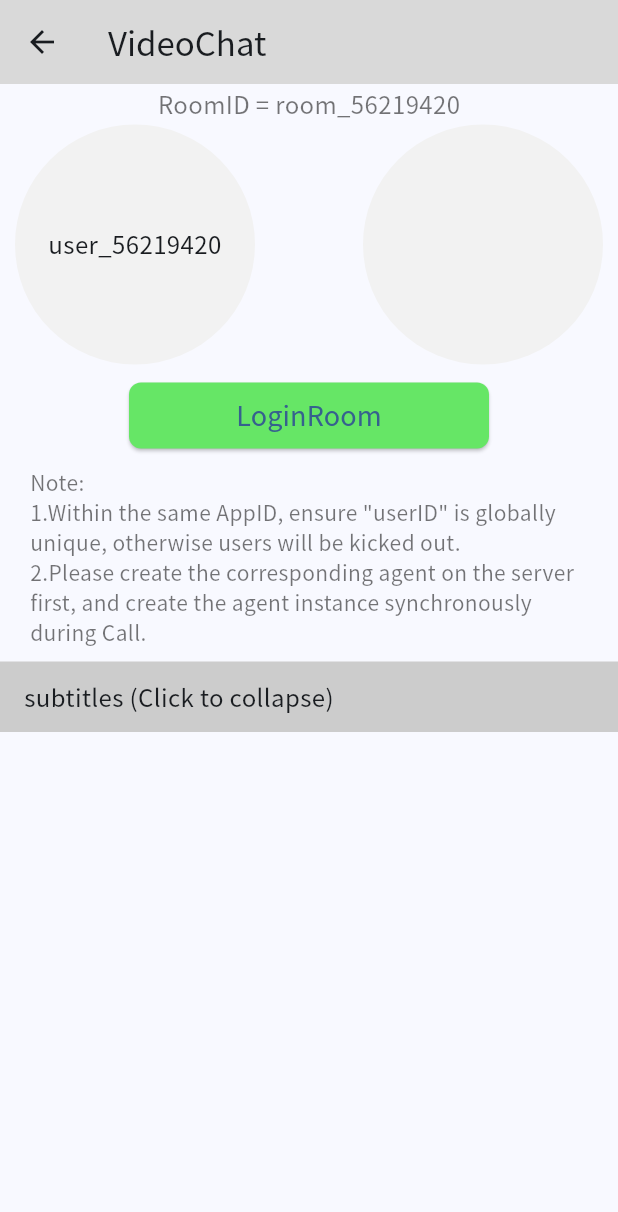
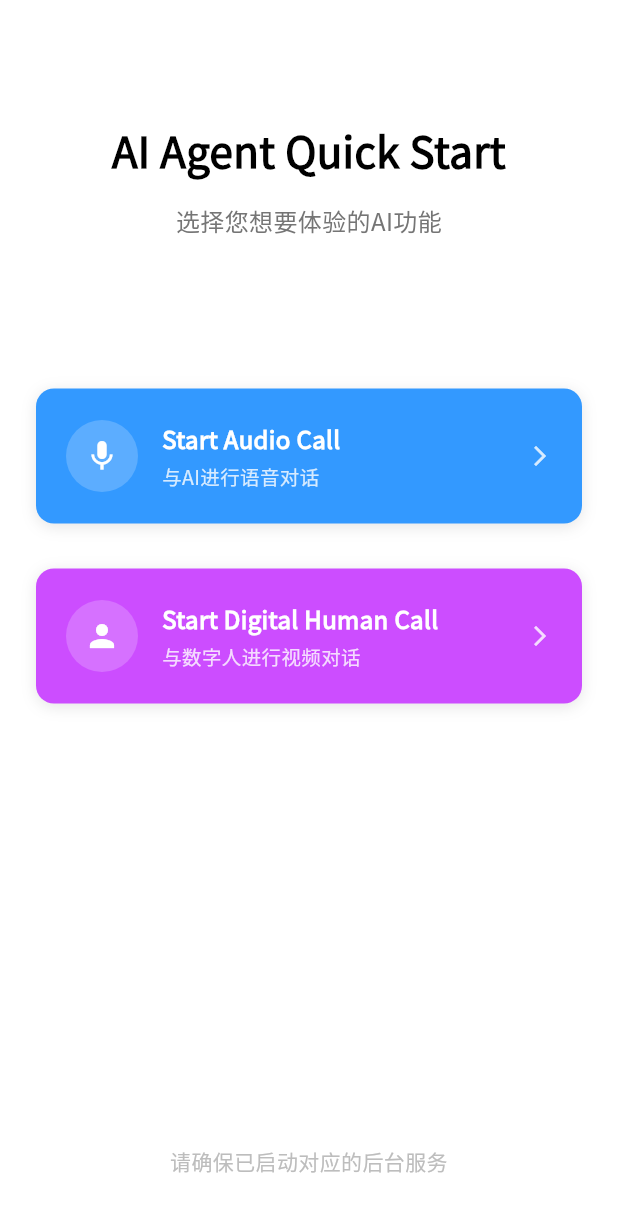
Before and after one commit to ZEGOCLOUD/ai_agent_quick_start, a Flutter app: the screen it shows after launch, on a phone screen of 412 x 824 dp. Shown: the top 1212 px of the screen. Run offline on Flutter 3.47's test engine with Material 3 defaults, Android fonts, the phone set to English and light mode, and no system bars; our stand-ins replace js, permission_handler; missing offline and left inert: dart:html, dart:js, dart:js_util, dart:ui_web.

Commit message:
数字人功能（尚未支持）

```diff
--- /dev/null
+++ b/flutter/lib/digital_human/defines.dart
@@ -0,0 +1,6 @@
+import 'package:flutter/cupertino.dart';
+
+class ZegoDigitalHumanStreamInfo {
+  ValueNotifier<int?> viewIDNotifier = ValueNotifier<int?>(-1);
+  ValueNotifier<Widget?> viewNotifier = ValueNotifier<Widget?>(null);
+}
--- /dev/null
+++ b/flutter/lib/home_page.dart
@@ -0,0 +1,230 @@
+import 'package:flutter/material.dart';
+
+import 'audio/page.dart';
+import 'digital_human/page.dart';
+
+/// AI Agent 首页
+///
+/// 该页面提供了AI功能的入口，用户可以选择体验语音通话或数字人对话功能。
+class ZegoAIAgentHomePage extends StatefulWidget {
+  const ZegoAIAgentHomePage({super.key});
+
+  @override
+  State<ZegoAIAgentHomePage> createState() => _ZegoAIAgentHomePageState();
+}
+
+class _ZegoAIAgentHomePageState extends State<ZegoAIAgentHomePage> {
+  @override
+  Widget build(BuildContext context) {
+    return Scaffold(
+      backgroundColor: Colors.white,
+      body: SafeArea(
+        child: Padding(
+          padding: const EdgeInsets.symmetric(horizontal: 24),
+          child: Column(
+            children: [
+              const SizedBox(height: 80),
+
+              // 主标题
+              const Text(
+                'AI Agent Quick Start',
+                style: TextStyle(
+                  fontSize: 28,
+                  fontWeight: FontWeight.bold,
+                  color: Colors.black,
+                ),
+                textAlign: TextAlign.center,
+              ),
+
+              const SizedBox(height: 16),
+
+              // 副标题
+              Text(
+                '选择您想要体验的AI功能',
+                style: TextStyle(
+                  fontSize: 16,
+                  color: Colors.grey[600],
+                ),
+                textAlign: TextAlign.center,
+              ),
+
+              const SizedBox(height: 100),
+
+              // 语音通话按钮
+              _buildFeatureButton(
+                title: 'Start Audio Call',
+                subtitle: '与AI进行语音对话',
+                color: const Color(0xFF3399FF), // 蓝色
+                icon: Icons.mic,
+                onTap: () => _navigateToAudioCall(),
+              ),
+
+              const SizedBox(height: 30),
+
+              // 数字人通话按钮
+              _buildFeatureButton(
+                title: 'Start Digital Human Call',
+                subtitle: '与数字人进行视频对话',
+                color: const Color(0xFFCC4DFF), // 紫色
+                icon: Icons.person,
+                onTap: () => _navigateToDigitalHuman(),
+              ),
+
+              const Spacer(),
+
+              // 底部说明文字
+              Padding(
+                padding: const EdgeInsets.only(bottom: 40),
+                child: Text(
+                  '请确保已启动对应的后台服务',
+                  style: TextStyle(
+                    fontSize: 14,
+                    color: Colors.grey[400],
+                  ),
+                  textAlign: TextAlign.center,
+                ),
+              ),
+            ],
+          ),
+        ),
+      ),
+    );
+  }
+
+  /// 构建功能按钮
+  Widget _buildFeatureButton({
+    required String title,
+    required String subtitle,
+    required Color color,
+    required IconData icon,
+    required VoidCallback? onTap,
+  }) {
+    return Container(
+      width: double.infinity,
+      height: 90,
+      decoration: BoxDecoration(
+        color: color,
+        borderRadius: BorderRadius.circular(12),
+        boxShadow: [
+          BoxShadow(
+            color: Colors.black.withValues(alpha: 0.1),
+            offset: const Offset(0, 2),
+            blurRadius: 8,
+            spreadRadius: 0,
+          ),
+        ],
+      ),
+      child: Material(
+        color: Colors.transparent,
+        child: InkWell(
+          onTap: onTap,
+          borderRadius: BorderRadius.circular(12),
+          child: Padding(
+            padding: const EdgeInsets.symmetric(horizontal: 20, vertical: 16),
+            child: Row(
+              children: [
+                // 图标
+                Container(
+                  width: 48,
+                  height: 48,
+                  decoration: BoxDecoration(
+                    color: Colors.white.withValues(alpha: 0.2),
+                    borderRadius: BorderRadius.circular(24),
+                  ),
+                  child: Icon(
+                    icon,
+                    color: Colors.white,
+                    size: 24,
+                  ),
+                ),
+
+                const SizedBox(width: 16),
+
+                // 文字内容
+                Expanded(
+                  child: Column(
+                    crossAxisAlignment: CrossAxisAlignment.start,
+                    mainAxisAlignment: MainAxisAlignment.center,
+                    children: [
+                      Text(
+                        title,
+                        style: const TextStyle(
+                          fontSize: 16,
+                          fontWeight: FontWeight.w600,
+                          color: Colors.white,
+                        ),
+                      ),
+                      const SizedBox(height: 4),
+                      Text(
+                        subtitle,
+                        style: TextStyle(
+                          fontSize: 13,
+                          color: Colors.white.withValues(alpha: 0.8),
+                        ),
+                      ),
+                    ],
+                  ),
+                ),
+
+                // 箭头图标
+                Icon(
+                  Icons.arrow_forward_ios,
+                  color: Colors.white.withValues(alpha: 0.8),
+                  size: 16,
+                ),
+              ],
+            ),
+          ),
+        ),
+      ),
+    );
+  }
+
+  /// 导航到语音通话页面
+  void _navigateToAudioCall() {
+    Navigator.of(context).push(
+      MaterialPageRoute(
+        builder: (context) => const ZegoAudioPage(),
+        fullscreenDialog: true,
+      ),
+    );
+  }
+
+  /// 导航到数字人页面
+  void _navigateToDigitalHuman() {
+    ScaffoldMessenger.of(context).showSnackBar(
+      const SnackBar(
+        content: Text('尚未支持'),
+        backgroundColor: Colors.red,
+        duration: Duration(seconds: 3),
+      ),
+    );
+
+    return;
+
+    Navigator.of(context).push(
+      MaterialPageRoute(
+        builder: (context) => const ZegoAIAgentDigitalHumanPage(),
+        fullscreenDialog: true,
+      ),
+    );
+  }
+}
+
+/// 应用程序入口
+class AIAgentApp extends StatelessWidget {
+  const AIAgentApp({super.key});
+
+  @override
+  Widget build(BuildContext context) {
+    return MaterialApp(
+      title: 'AI Agent Quick Start',
+      theme: ThemeData(
+        primarySwatch: Colors.blue,
+        useMaterial3: true,
+      ),
+      home: const ZegoAIAgentHomePage(),
+      debugShowCheckedModeBanner: false,
+    );
+  }
+}
--- a/flutter/lib/local_strings.dart
+++ b/flutter/lib/local_strings.dart
@@ -5,6 +5,7 @@ class LocalStrings {
   static const voiceButton = 'Voice';
 
   static const audioPageTitle = 'VideoChat';
+  static const digitalHumanPageTitle = 'DigitalHumanChat';
   static String roomIdLabel(String roomId) => 'RoomID = $roomId';
   static const logoutRoomButton = 'LogoutRoom';
   static const loginRoomButton = 'LoginRoom';
--- a/flutter/lib/main.dart
+++ b/flutter/lib/main.dart
@@ -1,7 +1,7 @@
 import 'package:flutter/material.dart';
 import 'package:permission_handler/permission_handler.dart';
 
-import 'audio/page.dart';
+import 'home_page.dart';
 
 void main() {
   WidgetsFlutterBinding.ensureInitialized();
@@ -35,7 +35,7 @@ class MyApp extends StatelessWidget {
           ),
         ),
       ),
-      home: const ZegoAudioPage(),
+      home: const ZegoAIAgentHomePage(),
     );
   }
 }
```
Also changed, not shown: flutter/lib/digital_human/page.dart (added, +234 -0 lines), flutter/lib/server/ai_agent_service.dart (+166 -0 lines).
